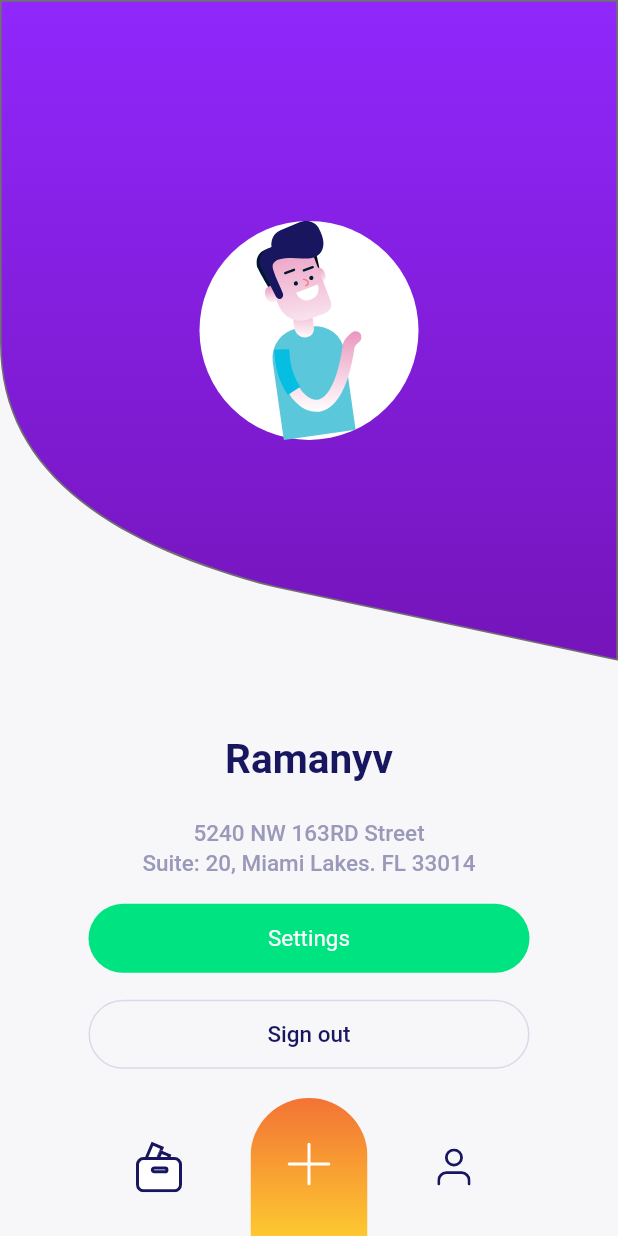
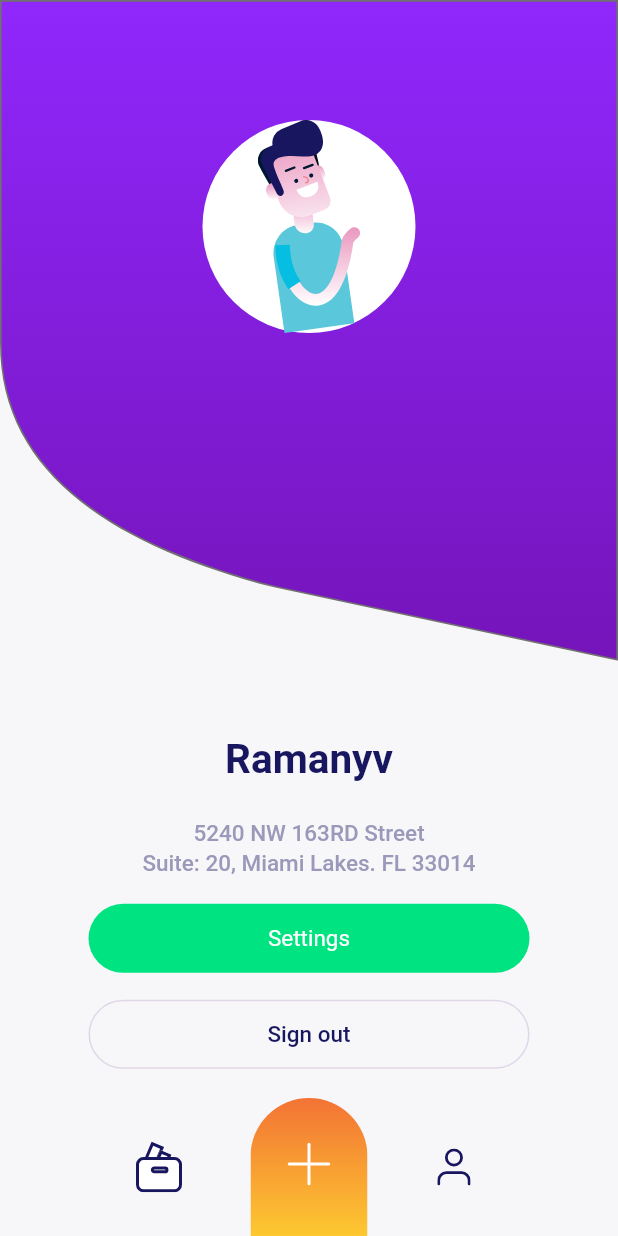
Before and after one commit to luoqiao6/flutter_postal, a Flutter app: the screen it shows after launch, on a phone screen of 412 x 824 dp. Run offline on Flutter 3.47's test engine with Material 2 defaults, Android fonts, the phone set to English and light mode, and no system bars; our stand-ins replace flutter_svg; Roboto replaces fonts that are missing (GoogleSans-Bold, GoogleSans-Medium).

Commit message:
调整头像位置

```diff
--- a/lib/pages/user_page.dart
+++ b/lib/pages/user_page.dart
@@ -29,7 +29,7 @@ class _UserPageState extends State<UserPage> {
             child: Column(
               children: <Widget>[
                 Stack(
-                  alignment: AlignmentDirectional.center,
+                  //alignment: AlignmentDirectional.topCenter,
                   children: <Widget>[
 
                     Container(
@@ -45,11 +45,11 @@ class _UserPageState extends State<UserPage> {
                     ),
 
                     Container(
-                      padding: EdgeInsets.only(top: 0),
-                      //alignment: AlignmentDirectional.center,
+                      padding: EdgeInsets.only(top: 80),
+                      alignment: AlignmentDirectional.center,
                       //color: PostalColors.blue,
                       child: CircleAvatar(
-                        radius: 73,
+                        radius: 71,
                         backgroundColor: PostalColors.white,
 
                         child: SvgPicture.asset(
@@ -59,32 +59,6 @@ class _UserPageState extends State<UserPage> {
                         ),
                       ),
                     ),
-
-//                    Container(
-//                      padding: EdgeInsets.only(top: 0),
-//                      alignment: AlignmentDirectional.center,
-//                      //color: PostalColors.blue,
-//                      child: Container(
-//                        width: 144,
-//                        height: 144,
-//                        padding: EdgeInsets.only(top: 80),
-//                        decoration: BoxDecoration(
-//                          color: Colors.white,
-////                            border: Border.all(
-////                              color: PostalColors.green,
-////                              width: 2,
-////                            ),
-//                          shape: BoxShape.circle
-//                        ),
-//                        child: SvgPicture.asset(
-//                          'res/images/man_img.svg',
-//                          //width: screenWidth,
-//                          height: 181,
-//                          width: 92,
-//                        ),
-//                      ),
-//                    ),
-
 
 
 
```
